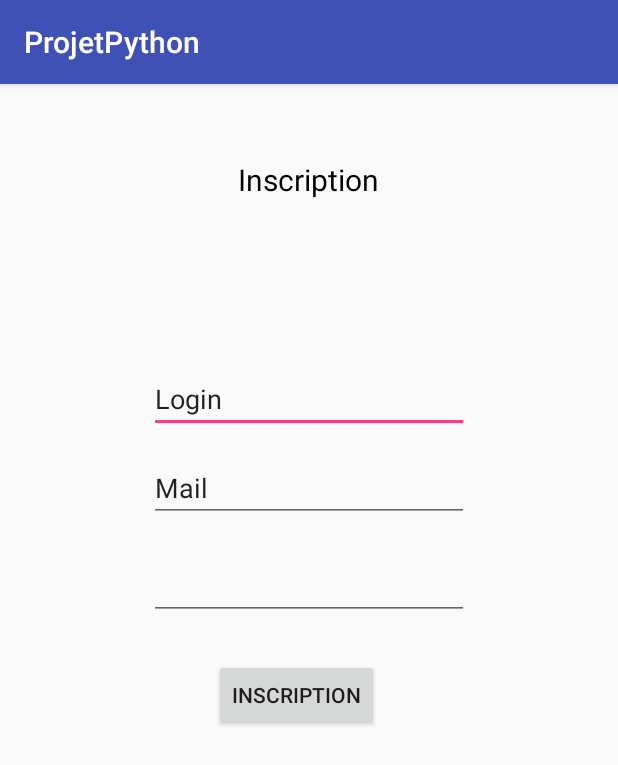
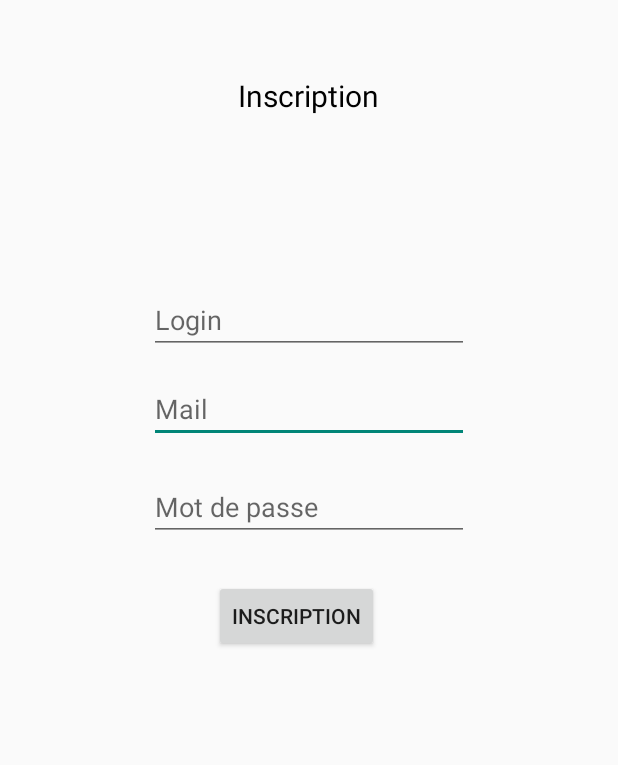
Before and after one commit to Flow94100/ProjetPython, an Android app: the InscriptionActivity screen opened directly, with no data from a screen before it, on a phone screen of 412 x 824 dp. Shown: the top 765 px of the screen. Run offline under Robolectric (Android 15) with nearby library versions, the phone set to English and light mode, and no system bars.

Commit message:
Commit de fin de journée

```diff
--- a/app/src/main/res/layout/activity_inscription.xml
+++ b/app/src/main/res/layout/activity_inscription.xml
@@ -25,18 +25,7 @@
         android:layout_width="wrap_content"
         android:layout_height="wrap_content"
         android:inputType="textPersonName"
-        android:text="Login"
-        android:ems="10"
-        android:id="@+id/txtLog"
-        android:layout_below="@+id/textView"
-        android:layout_centerHorizontal="true"
-        android:layout_marginTop="110dp" />
-
-    <EditText
-        android:layout_width="wrap_content"
-        android:layout_height="wrap_content"
-        android:inputType="textPersonName"
-        android:text="Mail"
+        android:hint="Mail"
         android:ems="10"
         android:id="@+id/txtMail"
         android:layout_below="@+id/txtLog"
@@ -49,6 +38,7 @@
         android:inputType="textPassword"
         android:ems="10"
         android:layout_below="@+id/txtMail"
+        android:hint="Mot de passe"
         android:layout_alignStart="@+id/txtMail"
         android:layout_marginTop="20dp"
         android:id="@+id/txtMdp" />
@@ -61,4 +51,15 @@
         android:layout_alignEnd="@+id/textView"
         android:layout_marginTop="26dp"
         android:id="@+id/btnInscri" />
+
+    <EditText
+        android:layout_width="wrap_content"
+        android:layout_height="wrap_content"
+        android:inputType="textPersonName"
+        android:hint="Login"
+        android:ems="10"
+        android:id="@+id/txtLog"
+        android:layout_marginTop="113dp"
+        android:layout_below="@+id/textView"
+        android:layout_centerHorizontal="true" />
 </RelativeLayout>
--- a/app/src/main/res/values/styles.xml
+++ b/app/src/main/res/values/styles.xml
@@ -1,11 +1,8 @@
 <resources>
 
     <!-- Base application theme. -->
-    <style name="AppTheme" parent="Theme.AppCompat.Light.DarkActionBar">
+    <style name="AppTheme" parent="Theme.AppCompat.Light.NoActionBar">
         <!-- Customize your theme here. -->
-        <item name="colorPrimary">@color/colorPrimary</item>
-        <item name="colorPrimaryDark">@color/colorPrimaryDark</item>
-        <item name="colorAccent">@color/colorAccent</item>
     </style>
 
 </resources>
```
Also changed, not shown: app/src/main/java/com/example/frozotte/projetpython/LoginActivity.java (+20 -0 lines), app/src/main/res/drawable/buttonshape.xml (added, +28 -0 lines), app/src/main/res/layout/activity_login.xml (+30 -34 lines).
